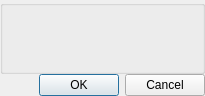
First picture: the form in UiQT5/desChoixCode.ui, repository SalomePlatform/eficas_tools, before the edit.
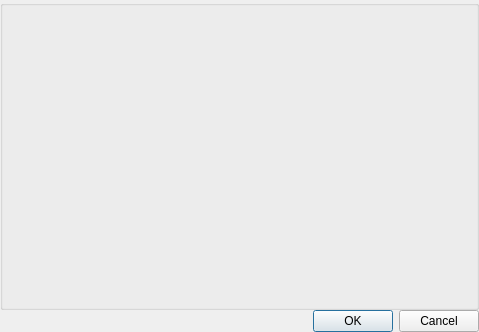
Second picture: the form after the edit.

The edit to the form file:
```diff
--- a/UiQT5/desChoixCode.ui
+++ b/UiQT5/desChoixCode.ui
@@ -6,10 +6,22 @@
    <rect>
     <x>0</x>
     <y>0</y>
-    <width>205</width>
-    <height>96</height>
+    <width>479</width>
+    <height>332</height>
    </rect>
   </property>
+  <property name="sizePolicy">
+   <sizepolicy hsizetype="Expanding" vsizetype="Expanding">
+    <horstretch>0</horstretch>
+    <verstretch>0</verstretch>
+   </sizepolicy>
+  </property>
+  <property name="minimumSize">
+   <size>
+    <width>479</width>
+    <height>332</height>
+   </size>
+  </property>
   <property name="windowTitle">
    <string>Choix du Code</string>
   </property>
```
Left out of the diff: 22 changed lines with no effect on the pictures.
